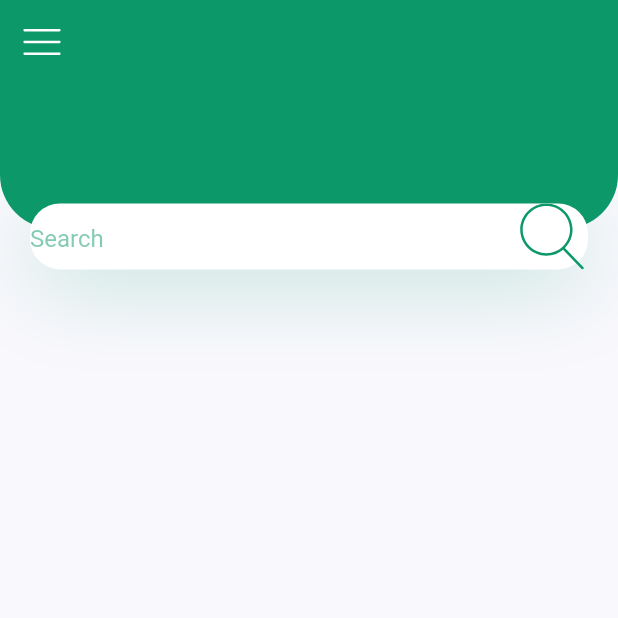
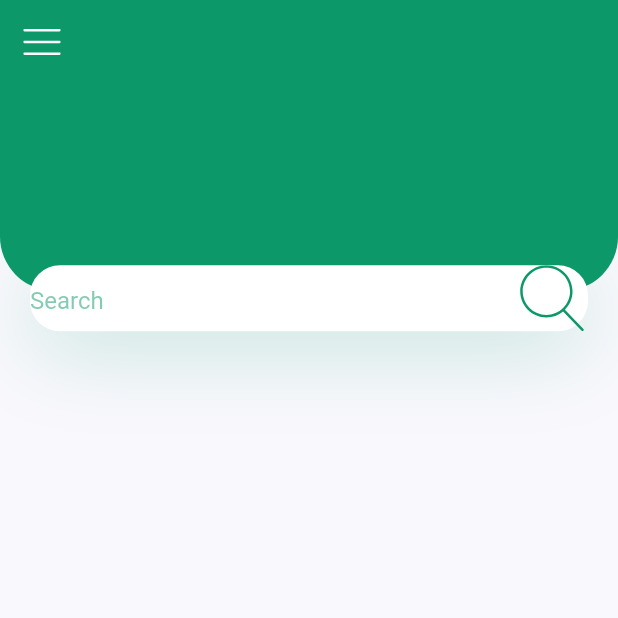
Before and after one commit to Soe-Htun/plant_app-first-, a Flutter app: the screen it shows after launch, on a phone screen of 412 x 824 dp, the top half of it. Run offline on Flutter 3.47's test engine with Material 2 defaults, Android fonts, the phone set to English and light mode, and no system bars; our stand-ins replace flutter_svg.

Commit message:
pull data

```diff
--- a/lib/screens/home/components/body.dart
+++ b/lib/screens/home/components/body.dart
@@ -11,11 +11,11 @@ import 'package:flutter_svg/flutter_svg.dart';
        children: <Widget>[
          Container(
            // It will cover 20% of our total height
-           height:size.height * 0.15,
+           height:size.height * 0.2,
            child: Stack(
              children: <Widget>[
                Container(
-                 height:size.height * 0.15 - 27,
+                 height:size.height * 0.2 - 27,
                  decoration: BoxDecoration(
                   color: kPrimaryColor,
                   borderRadius: BorderRadius.only(
--- a/lib/screens/home/components/home_screen.dart
+++ b/lib/screens/home/components/home_screen.dart
@@ -19,7 +19,7 @@ class HomeScreen extends StatelessWidget{
     return AppBar(
       elevation: 0,
       leading: IconButton(
-        icon: SvgPicture.asset('graphics/icons/menu.svg', color: Colors.white, width: 25,) ,
+        icon: SvgPicture.asset('graphics/icons/menu.svg', color: Colors.white, width: 25, height:40) ,
         onPressed: () {},
 
       ),
```
